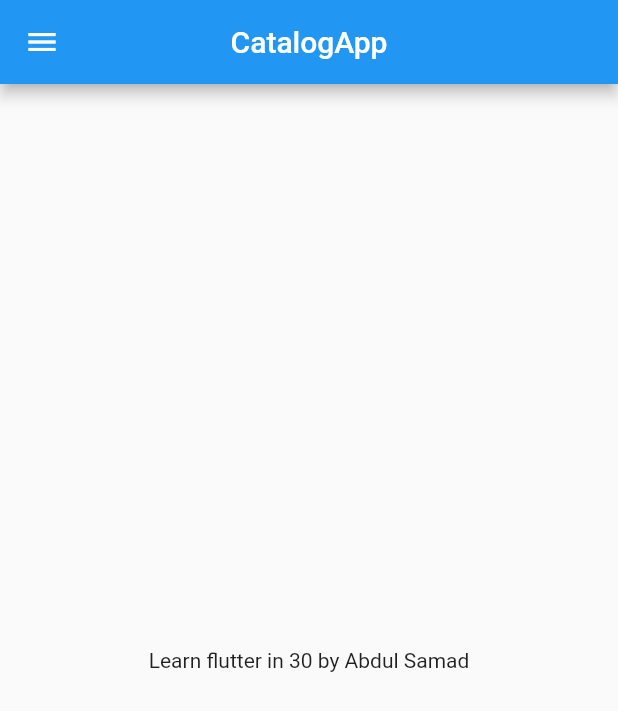
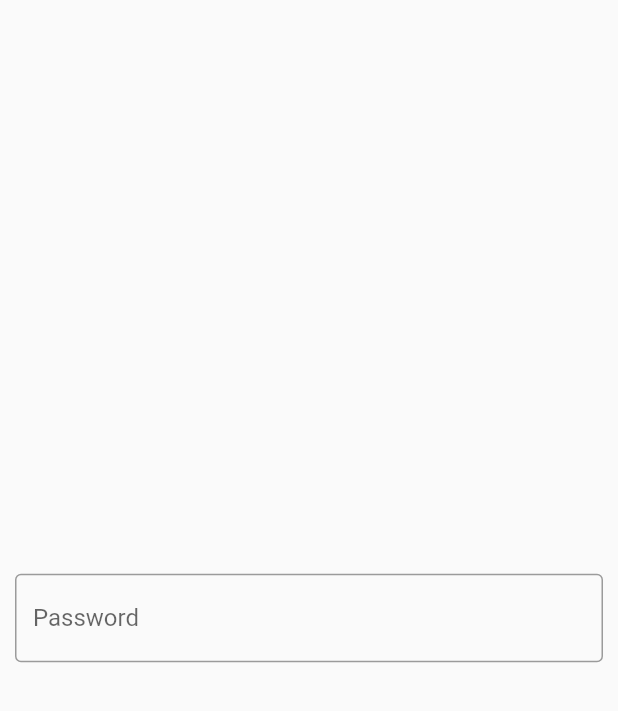
Before and after one commit to samadsiyal/CatalogApp, a Flutter app: the screen it shows after launch, on a phone screen of 412 x 824 dp. Shown: the top 711 px of the screen. Run offline on Flutter 3.47's test engine with Material 2 defaults, Android fonts, the phone set to English and light mode, and no system bars.

Commit message:
day3 completed

```diff
--- a/lib/main.dart
+++ b/lib/main.dart
@@ -1,7 +1,8 @@
 // ignore_for_file: avoid_unnecessary_containers, prefer_const_constructors
 
 import "package:flutter/material.dart";
-import 'package:flutter_catalogapp/homepage.dart';
+
+import 'package:flutter_catalogapp/pages/loginpage.dart';
 
 void main() {
   runApp(MyApp());
@@ -13,7 +14,14 @@ class MyApp extends StatelessWidget {
   @override
   Widget build(BuildContext context) {
     return MaterialApp(
-      home: HomePage(),
+      //home: HomePage(),
+      themeMode: ThemeMode.light,
+      theme: ThemeData(primarySwatch: Colors.deepPurple),
+      darkTheme: ThemeData(brightness: Brightness.dark),
+      routes: {
+        "/": (context) => LoginPage(),
+        "/login": (context) => LoginPage(),
+      },
     );
   }
 }
--- a/lib/homepage.dart
+++ b/lib/pages/homepage.dart
@@ -9,18 +9,17 @@ class HomePage extends StatelessWidget {
     return Scaffold(
       appBar: AppBar(
         centerTitle: true,
+        // ignore: prefer_const_constructors
         title: Text("CatalogApp"),
       ),
       body: Center(
+        // ignore: avoid_unnecessary_containers
         child: Container(
-          child: Text("Learn flutter in $days by Abdul Samad"),
+          child: Text("Learn flutter in $days days by Abdul Samad"),
         ),
       ),
-      drawer: Drawer(
-        child: ListTile(
-          leading: Icon(Icons.access_alarm),
-        ),
-      ),
+      // ignore: prefer_const_constructors
+      drawer: Drawer(),
     );
   }
 }
--- /dev/null
+++ b/lib/pages/loginpage.dart
@@ -0,0 +1,21 @@
+import 'package:flutter/material.dart';
+
+class LoginPage extends StatelessWidget {
+  const LoginPage({Key? key}) : super(key: key);
+
+  @override
+  Widget build(BuildContext context) {
+    return Material(
+      child: Padding(
+        padding: const EdgeInsets.all(10),
+        child: Container(
+          alignment: Alignment.center,
+          child: const TextField(
+            decoration: InputDecoration(
+                border: OutlineInputBorder(), labelText: "Password"),
+          ),
+        ),
+      ),
+    );
+  }
+}
```
